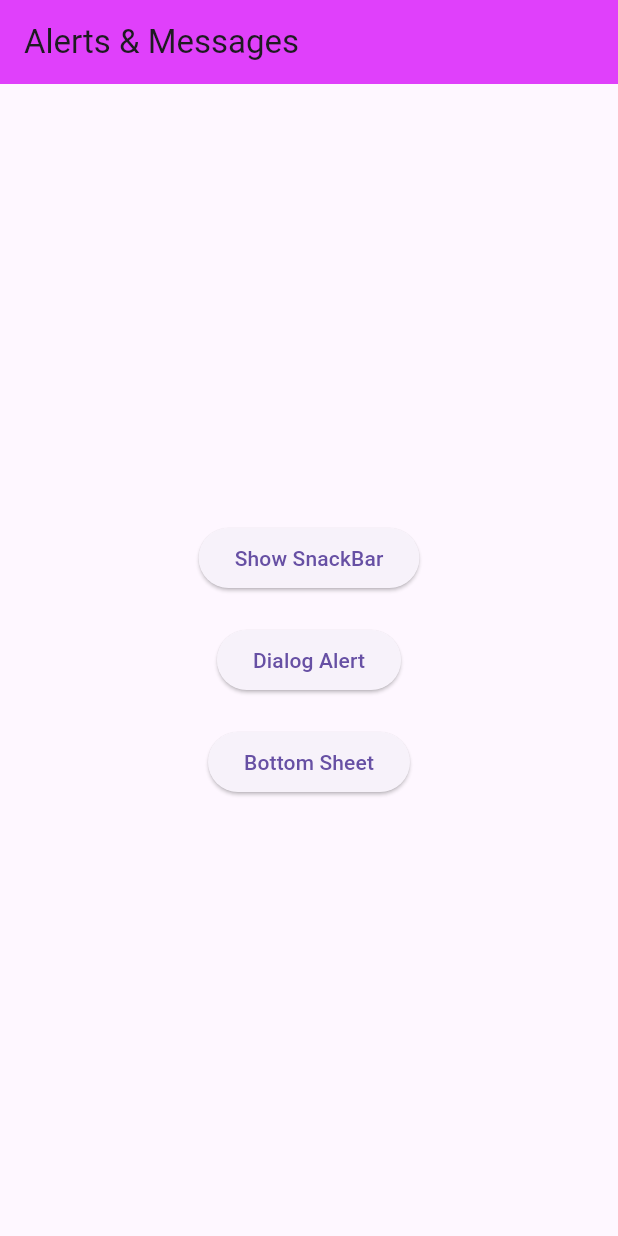
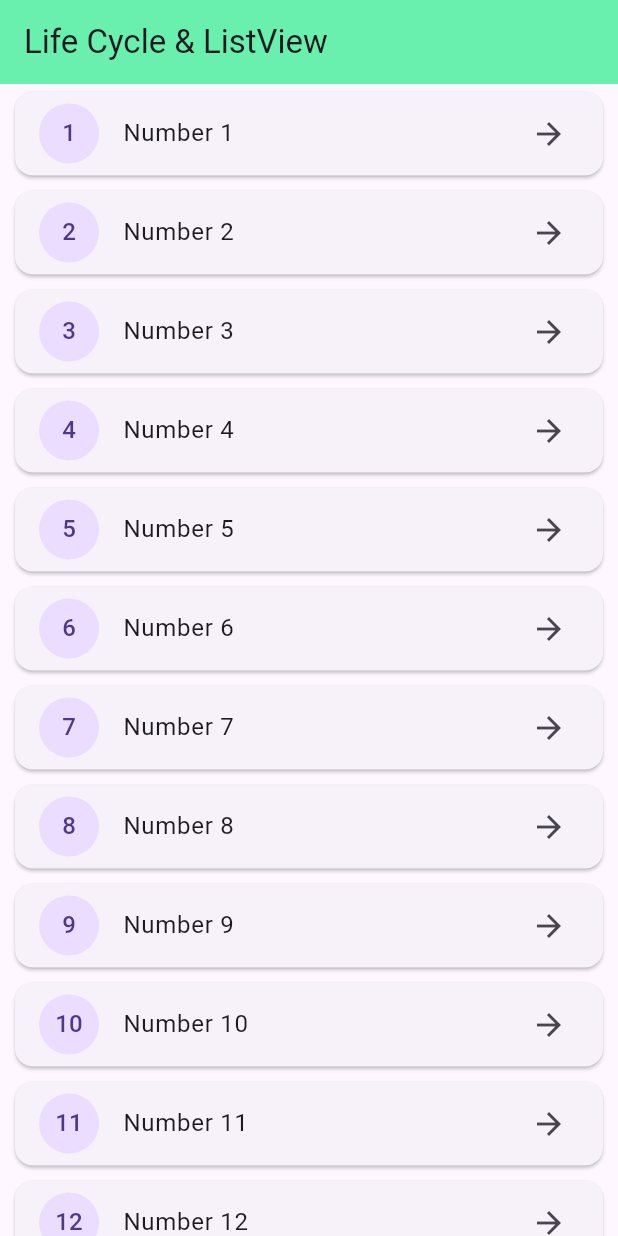
Before and after one commit to aya-hamoudeh1/Teknova_Level1_Batch8, a Flutter app: the screen it shows after launch, on a phone screen of 412 x 824 dp. Run offline on Flutter 3.47's test engine with Material 3 defaults, Android fonts, the phone set to English and light mode, and no system bars.

Commit message:
replace `AlertsTutorialScreen` with `LifeCycleAndListScreen` showing `ListView.builder`
- Replace `AlertsTutorialScreen` with `LifeCycleAndListScreen` as the home widget.
- Implement `LifeCycleAndListScreen` as a `StatefulWidget` to demonstrate `initState` and `dispose` lifecycle methods.
- Replace the button-based layout with a `ListView.builder` that displays a list of 50 generated items.
- Style list items using `Card` and `ListTile` widgets with `CircleAvatar` leading icons.
- Comment out the previous `AlertsTutorialScreen` implementation.

```diff
--- a/lib/main.dart
+++ b/lib/main.dart
@@ -26,111 +26,159 @@ class _MyAppState extends State<MyApp> {
       //   '/screenTwo': (context) => ScreenTwo(),
       //   '/screenThree': (context) => ScreenThree(),
       //  },
-      home: AlertsTutorialScreen(),
+      home: LifeCycleAndListScreen(),
     );
   }
 }
 
-class AlertsTutorialScreen extends StatelessWidget {
-  const AlertsTutorialScreen({super.key});
+class LifeCycleAndListScreen extends StatefulWidget {
+  const LifeCycleAndListScreen({super.key});
+
+  @override
+  State<LifeCycleAndListScreen> createState() => _LifeCycleAndListScreenState();
+}
+
+class _LifeCycleAndListScreenState extends State<LifeCycleAndListScreen> {
+
+  List<String> myItems = [];
+
+  @override
+  void initState() {
+    super.initState();
+    log('initState called');
+    myItems = List.generate(50, (index) => 'Number ${index + 1}',);
+  }
+
+  @override
+  void dispose() {
+    log('Dispose called');
+    super.dispose();
+  }
 
   @override
   Widget build(BuildContext context) {
     return Scaffold(
       appBar: AppBar(
-        title: Text('Alerts & Messages'),
-        backgroundColor: Colors.purpleAccent,
+        title: Text('Life Cycle & ListView'),
+        backgroundColor: Colors.greenAccent,
       ),
-
-      body: Center(
-        child: Column(
-          mainAxisAlignment: .center,
-          children: [
-            ElevatedButton(
-              onPressed: () {
-                ScaffoldMessenger.of(context).showSnackBar(
-                  SnackBar(
-                    content: Text('تم إضافة المنتج الى السلة '),
-                    backgroundColor: Colors.teal,
-                    duration: Duration(seconds: 2),
-                    action: SnackBarAction(label: 'تراجع', onPressed: () {}),
-                  ),
-                );
-              },
-              child: Text('Show SnackBar'),
+      body: ListView.builder(
+        itemCount: myItems.length,
+        itemBuilder: (context, index) {
+          return Card(
+            margin: .symmetric(vertical: 5, horizontal: 10),
+            child: ListTile(
+              leading: CircleAvatar(child: Text('${index + 1}')),
+              title: Text(myItems[index]),
+              trailing: Icon(Icons.arrow_forward),
             ),
-
-            SizedBox(height: 20),
-
-            ElevatedButton(
-              onPressed: () {
-                showDialog(
-                  context: context,
-                  builder: (context) {
-                    return AlertDialog(
-                      title: Text('Important Message'),
-                      content: Text(
-                        'Are you sure you want to delete this item?',
-                      ),
-                      actions: [
-                        TextButton(
-                          onPressed: () {
-                            Navigator.pop(context);
-                          },
-                          child: Text('Cancel'),
-                        ),
-
-                        TextButton(onPressed: () {}, child: Text('Delete')),
-                      ],
-                    );
-                  },
-                );
-              },
-              child: Text('Dialog Alert'),
-            ),
-
-            SizedBox(height: 20),
-
-            ElevatedButton(
-              onPressed: () {
-                showModalBottomSheet(
-                  context: context,
-                  builder: (context) {
-                    return Container(
-                      height: 200,
-                      padding: .all(20),
-                      child: Column(
-                        children: [
-                          Text(
-                            'مشاركة عبر :',
-                            style: TextStyle(fontSize: 20, fontWeight: .bold),
-                          ),
-                          SizedBox(height: 10,),
-                          ListTile(
-                            title: Text('Facebook'),
-                            leading: Icon(Icons.facebook, color: Colors.blue),
-                            onTap: () {},
-                          ),
-
-                          ListTile(
-                            title: Text('Telegram'),
-                            leading: Icon(Icons.telegram, color: Colors.blue),
-                            onTap: () {},
-                          ),
-                        ],
-                      ),
-                    );
-                  },
-                );
-              },
-              child: Text('Bottom Sheet'),
-            ),
-          ],
-        ),
+          );
+        },
       ),
     );
   }
 }
+
+// class AlertsTutorialScreen extends StatelessWidget {
+//   const AlertsTutorialScreen({super.key});
+//
+//   @override
+//   Widget build(BuildContext context) {
+//     return Scaffold(
+//       appBar: AppBar(
+//         title: Text('Alerts & Messages'),
+//         backgroundColor: Colors.purpleAccent,
+//       ),
+//
+//       body: Center(
+//         child: Column(
+//           mainAxisAlignment: .center,
+//           children: [
+//             ElevatedButton(
+//               onPressed: () {
+//                 ScaffoldMessenger.of(context).showSnackBar(
+//                   SnackBar(
+//                     content: Text('تم إضافة المنتج الى السلة '),
+//                     backgroundColor: Colors.teal,
+//                     duration: Duration(seconds: 2),
+//                     action: SnackBarAction(label: 'تراجع', onPressed: () {}),
+//                   ),
+//                 );
+//               },
+//               child: Text('Show SnackBar'),
+//             ),
+//
+//             SizedBox(height: 20),
+//
+//             ElevatedButton(
+//               onPressed: () {
+//                 showDialog(
+//                   context: context,
+//                   builder: (context) {
+//                     return AlertDialog(
+//                       title: Text('Important Message'),
+//                       content: Text(
+//                         'Are you sure you want to delete this item?',
+//                       ),
+//                       actions: [
+//                         TextButton(
+//                           onPressed: () {
+//                             Navigator.pop(context);
+//                           },
+//                           child: Text('Cancel'),
+//                         ),
+//
+//                         TextButton(onPressed: () {}, child: Text('Delete')),
+//                       ],
+//                     );
+//                   },
+//                 );
+//               },
+//               child: Text('Dialog Alert'),
+//             ),
+//
+//             SizedBox(height: 20),
+//
+//             ElevatedButton(
+//               onPressed: () {
+//                 showModalBottomSheet(
+//                   context: context,
+//                   builder: (context) {
+//                     return Container(
+//                       height: 200,
+//                       padding: .all(20),
+//                       child: Column(
+//                         children: [
+//                           Text(
+//                             'مشاركة عبر :',
+//                             style: TextStyle(fontSize: 20, fontWeight: .bold),
+//                           ),
+//                           SizedBox(height: 10,),
+//                           ListTile(
+//                             title: Text('Facebook'),
+//                             leading: Icon(Icons.facebook, color: Colors.blue),
+//                             onTap: () {},
+//                           ),
+//
+//                           ListTile(
+//                             title: Text('Telegram'),
+//                             leading: Icon(Icons.telegram, color: Colors.blue),
+//                             onTap: () {},
+//                           ),
+//                         ],
+//                       ),
+//                     );
+//                   },
+//                 );
+//               },
+//               child: Text('Bottom Sheet'),
+//             ),
+//           ],
+//         ),
+//       ),
+//     );
+//   }
+// }
 
 // class ScreenOne extends StatelessWidget {
 //   const ScreenOne({super.key});
```
